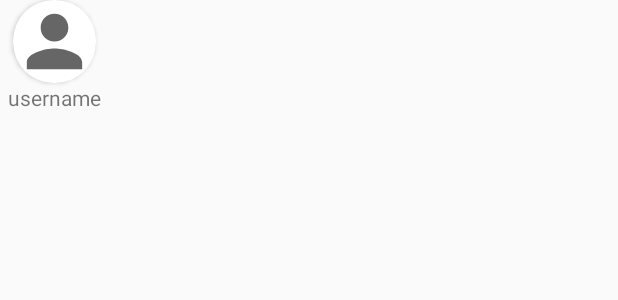
After one commit to KION126/android_java_GganBoo, an Android app: the layout item_following.xml on its own in the app's theme, with its tools: preview values and no code run, on a phone screen of 412 x 824 dp. The commit adds this screen. Shown: the top 300 px of the screen. Run offline under Robolectric (Android 15) with nearby library versions, the phone set to English and light mode, and no system bars.

Commit message:
팔로우 유저를 볼 수 있는 바 구현

```diff
--- /dev/null
+++ b/app/src/main/res/layout/item_following.xml
@@ -0,0 +1,35 @@
+<?xml version="1.0" encoding="utf-8"?>
+<LinearLayout xmlns:android="http://schemas.android.com/apk/res/android"
+    xmlns:app="http://schemas.android.com/apk/res-auto"
+    android:layout_width="wrap_content"
+    android:layout_height="wrap_content"
+    android:layout_marginRight="10dp"
+    android:layout_marginLeft="5dp"
+    android:orientation="vertical">
+
+
+        <androidx.cardview.widget.CardView
+            android:id="@+id/FCardView"
+            android:layout_width="55dp"
+            android:layout_height="55dp"
+            android:layout_gravity="center"
+            app:cardCornerRadius="27dp">
+
+            <ImageView
+                android:id="@+id/FIamgeView"
+                android:layout_width="match_parent"
+                android:layout_height="match_parent"
+                android:src="@drawable/ic_person_24"/>
+
+        </androidx.cardview.widget.CardView>
+
+
+    <TextView
+        android:id="@+id/FTextView"
+        android:layout_width="wrap_content"
+        android:layout_height="wrap_content"
+        android:layout_gravity="center"
+        android:maxLines="1"
+        android:ellipsize="end"
+        android:text="username" />
+</LinearLayout>
```
Also changed, not shown: app/src/main/java/com/example/gganboo/navbar/CalendarFragment.java (+37 -2 lines), app/src/main/java/com/example/gganboo/navbar/Following.java (added, +13 -0 lines), app/src/main/java/com/example/gganboo/navbar/FollowingBarAdapter.java (added, +92 -0 lines), app/src/main/res/layout/fragment_calendar.xml (+13 -3 lines).
